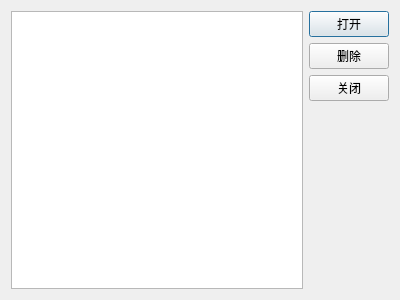
The window that favdialog.ui (themiss0/qt_complete_notebook) describes before a commit, drawn with Qt 5.
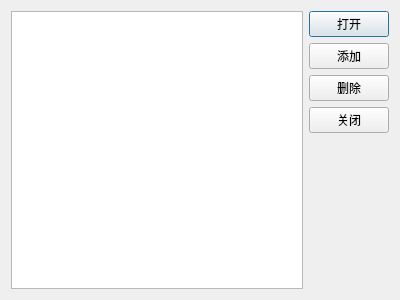
The same window after the commit.

Commit message: 为收藏夹增加了添加按钮

```diff
--- a/favdialog.ui
+++ b/favdialog.ui
@@ -26,6 +26,13 @@
        </property>
       </widget>
      </item>
+     <item>
+      <widget class="QPushButton" name="bt_add">
+       <property name="text">
+        <string>添加</string>
+       </property>
+      </widget>
+     </item>
      <item>
       <widget class="QPushButton" name="bt_delete">
        <property name="text">
```
The commit also changes 6 other files.
